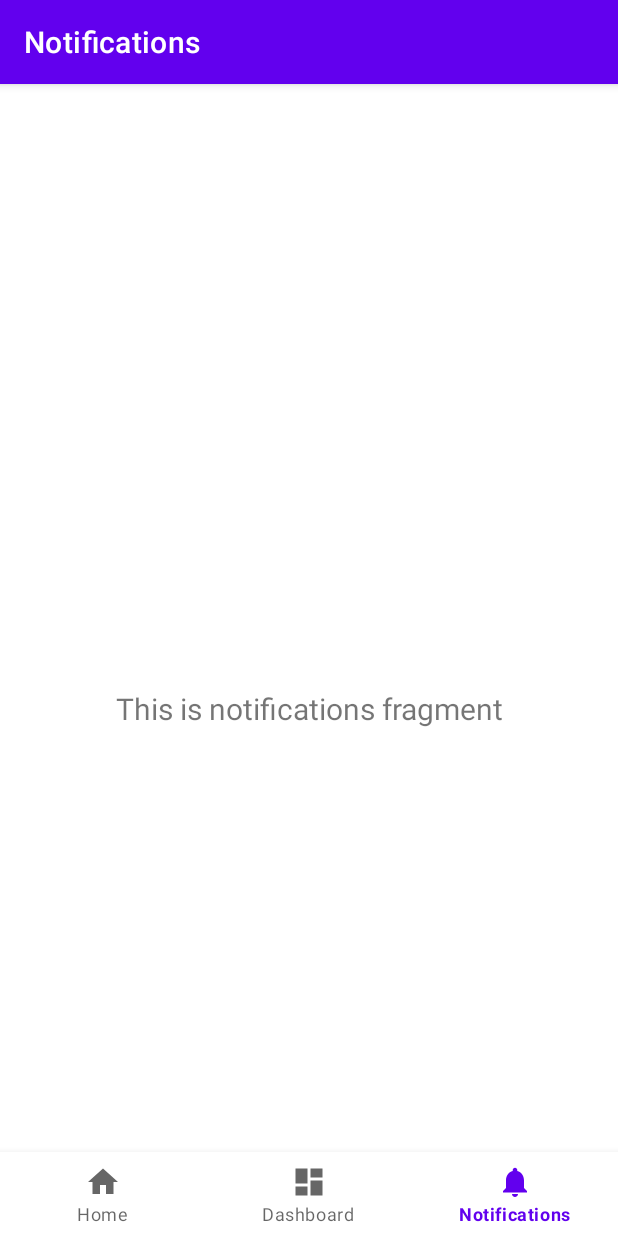
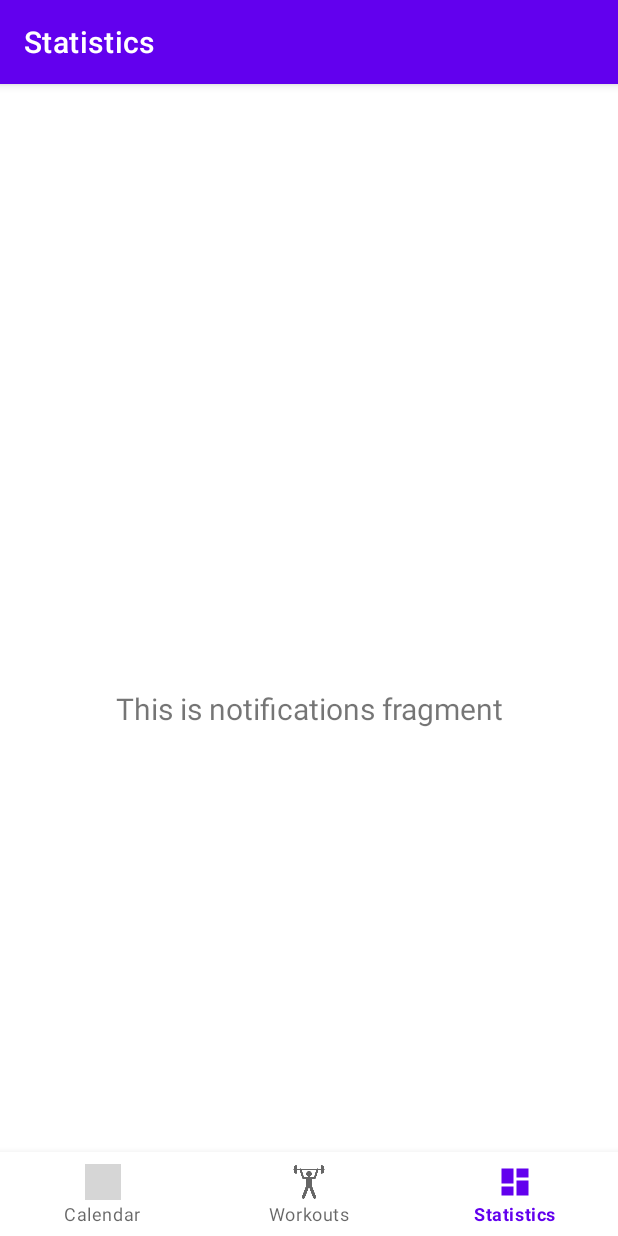
Before and after one commit to DiogoCruz40/SelGym_Project, an Android app: the StatisticsFragment screen opened through its navigation route, item 3 of the bottom bar chosen, on a phone screen of 412 x 824 dp. Run offline under Robolectric (Android 15) with nearby library versions, the phone set to English and light mode, and no system bars; our stand-ins replace navigation-ui; grey boxes are pictures that could not be loaded.

Commit message:
Rename files to fit the project Added new icons Renamed Menus Fixed Binding Problems

```diff
--- a/app/build.gradle
+++ b/app/build.gradle
@@ -29,6 +29,9 @@ android {
     buildFeatures {
         viewBinding true
     }
+    dataBinding {
+        enabled = true
+    }
 }
 
 dependencies {
--- a/app/src/main/java/pt/selfgym/MainActivity.java
+++ b/app/src/main/java/pt/selfgym/MainActivity.java
@@ -29,7 +29,7 @@ public class MainActivity extends AppCompatActivity implements ActivityInterface
         // Passing each menu ID as a set of Ids because each
         // menu should be considered as top level destinations.
         AppBarConfiguration appBarConfiguration = new AppBarConfiguration.Builder(
-                R.id.navigation_home, R.id.navigation_dashboard, R.id.navigation_notifications)
+                R.id.navigation_calendar, R.id.navigation_workouts, R.id.navigation_statistics)
                 .build();
         NavController navController = Navigation.findNavController(this, R.id.nav_host_fragment_activity_main);
         NavigationUI.setupActionBarWithNavController(this, navController, appBarConfiguration);
--- a/app/src/main/java/pt/selfgym/ui/notifications/NotificationsFragment.java
+++ b/app/src/main/java/pt/selfgym/ui/calendar/CalendarFragment.java
@@ -1,4 +1,4 @@
-package pt.selfgym.ui.notifications;
+package pt.selfgym.ui.calendar;
 
 import android.content.Context;
 import android.os.Bundle;
@@ -12,11 +12,11 @@ import androidx.fragment.app.Fragment;
 import androidx.lifecycle.ViewModelProvider;
 
 import pt.selfgym.Interfaces.ActivityInterface;
-import pt.selfgym.databinding.FragmentNotificationsBinding;
+import pt.selfgym.databinding.FragmentCalendarBinding;
 
-public class NotificationsFragment extends Fragment {
+public class CalendarFragment extends Fragment {
 
-    private FragmentNotificationsBinding binding;
+    private FragmentCalendarBinding binding;
     private ActivityInterface activityInterface;
 
     @Override
@@ -27,14 +27,14 @@ public class NotificationsFragment extends Fragment {
 
     public View onCreateView(@NonNull LayoutInflater inflater,
                              ViewGroup container, Bundle savedInstanceState) {
-        NotificationsViewModel notificationsViewModel =
-                new ViewModelProvider(this).get(NotificationsViewModel.class);
+        CalendarViewModel calendarViewModel =
+                new ViewModelProvider(this).get(CalendarViewModel.class);
 
-        binding = FragmentNotificationsBinding.inflate(inflater, container, false);
+        binding = FragmentCalendarBinding.inflate(inflater, container, false);
         View root = binding.getRoot();
 
-        final TextView textView = binding.textNotifications;
-        notificationsViewModel.getText().observe(getViewLifecycleOwner(), textView::setText);
+        final TextView textView = binding.textHome;
+        calendarViewModel.getText().observe(getViewLifecycleOwner(), textView::setText);
         return root;
     }
 
--- a/app/src/main/java/pt/selfgym/ui/notifications/NotificationsViewModel.java
+++ b/app/src/main/java/pt/selfgym/ui/calendar/CalendarViewModel.java
@@ -1,16 +1,16 @@
-package pt.selfgym.ui.notifications;
+package pt.selfgym.ui.calendar;
 
 import androidx.lifecycle.LiveData;
 import androidx.lifecycle.MutableLiveData;
 import androidx.lifecycle.ViewModel;
 
-public class NotificationsViewModel extends ViewModel {
+public class CalendarViewModel extends ViewModel {
 
     private final MutableLiveData<String> mText;
 
-    public NotificationsViewModel() {
+    public CalendarViewModel() {
         mText = new MutableLiveData<>();
-        mText.setValue("This is notifications fragment");
+        mText.setValue("This is home fragment");
     }
 
     public LiveData<String> getText() {
--- a/app/src/main/java/pt/selfgym/ui/dashboard/DashboardFragment.java
+++ b/app/src/main/java/pt/selfgym/ui/statistics/StatisticsFragment.java
@@ -1,4 +1,4 @@
-package pt.selfgym.ui.dashboard;
+package pt.selfgym.ui.statistics;
 
 import android.content.Context;
 import android.os.Bundle;
@@ -12,11 +12,11 @@ import androidx.fragment.app.Fragment;
 import androidx.lifecycle.ViewModelProvider;
 
 import pt.selfgym.Interfaces.ActivityInterface;
-import pt.selfgym.databinding.FragmentDashboardBinding;
+import pt.selfgym.databinding.FragmentStatisticsBinding;
 
-public class DashboardFragment extends Fragment {
+public class StatisticsFragment extends Fragment {
 
-    private FragmentDashboardBinding binding;
+    private FragmentStatisticsBinding binding;
     private ActivityInterface activityInterface;
 
     @Override
@@ -25,17 +25,16 @@ public class DashboardFragment extends Fragment {
         activityInterface = (ActivityInterface) context;
     }
 
-
     public View onCreateView(@NonNull LayoutInflater inflater,
                              ViewGroup container, Bundle savedInstanceState) {
-        DashboardViewModel dashboardViewModel =
-                new ViewModelProvider(this).get(DashboardViewModel.class);
+        StatisticsViewModel statisticsViewModel =
+                new ViewModelProvider(this).get(StatisticsViewModel.class);
 
-        binding = FragmentDashboardBinding.inflate(inflater, container, false);
+        binding = FragmentStatisticsBinding.inflate(inflater, container, false);
         View root = binding.getRoot();
 
-        final TextView textView = binding.textDashboard;
-        dashboardViewModel.getText().observe(getViewLifecycleOwner(), textView::setText);
+        final TextView textView = binding.textNotifications;
+        statisticsViewModel.getText().observe(getViewLifecycleOwner(), textView::setText);
         return root;
     }
 
--- a/app/src/main/java/pt/selfgym/ui/home/HomeViewModel.java
+++ b/app/src/main/java/pt/selfgym/ui/statistics/StatisticsViewModel.java
@@ -1,16 +1,16 @@
-package pt.selfgym.ui.home;
+package pt.selfgym.ui.statistics;
 
 import androidx.lifecycle.LiveData;
 import androidx.lifecycle.MutableLiveData;
 import androidx.lifecycle.ViewModel;
 
-public class HomeViewModel extends ViewModel {
+public class StatisticsViewModel extends ViewModel {
 
     private final MutableLiveData<String> mText;
 
-    public HomeViewModel() {
+    public StatisticsViewModel() {
         mText = new MutableLiveData<>();
-        mText.setValue("This is home fragment");
+        mText.setValue("This is notifications fragment");
     }
 
     public LiveData<String> getText() {
--- a/app/src/main/java/pt/selfgym/ui/home/HomeFragment.java
+++ b/app/src/main/java/pt/selfgym/ui/workouts/WorkoutFragment.java
@@ -1,4 +1,4 @@
-package pt.selfgym.ui.home;
+package pt.selfgym.ui.workouts;
 
 import android.content.Context;
 import android.os.Bundle;
@@ -12,11 +12,11 @@ import androidx.fragment.app.Fragment;
 import androidx.lifecycle.ViewModelProvider;
 
 import pt.selfgym.Interfaces.ActivityInterface;
-import pt.selfgym.databinding.FragmentHomeBinding;
+import pt.selfgym.databinding.FragmentWorkoutsBinding;
 
-public class HomeFragment extends Fragment {
+public class WorkoutFragment extends Fragment {
 
-    private FragmentHomeBinding binding;
+    private FragmentWorkoutsBinding binding;
     private ActivityInterface activityInterface;
 
     @Override
@@ -25,16 +25,17 @@ public class HomeFragment extends Fragment {
         activityInterface = (ActivityInterface) context;
     }
 
+
     public View onCreateView(@NonNull LayoutInflater inflater,
                              ViewGroup container, Bundle savedInstanceState) {
-        HomeViewModel homeViewModel =
-                new ViewModelProvider(this).get(HomeViewModel.class);
+        WorkoutViewModel workoutViewModel =
+                new ViewModelProvider(this).get(WorkoutViewModel.class);
 
-        binding = FragmentHomeBinding.inflate(inflater, container, false);
+        binding = FragmentWorkoutsBinding.inflate(inflater, container, false);
         View root = binding.getRoot();
 
-        final TextView textView = binding.textHome;
-        homeViewModel.getText().observe(getViewLifecycleOwner(), textView::setText);
+        final TextView textView = binding.textDashboard;
+        workoutViewModel.getText().observe(getViewLifecycleOwner(), textView::setText);
         return root;
     }
 
--- a/app/src/main/java/pt/selfgym/ui/dashboard/DashboardViewModel.java
+++ b/app/src/main/java/pt/selfgym/ui/workouts/WorkoutViewModel.java
@@ -1,14 +1,14 @@
-package pt.selfgym.ui.dashboard;
+package pt.selfgym.ui.workouts;
 
 import androidx.lifecycle.LiveData;
 import androidx.lifecycle.MutableLiveData;
 import androidx.lifecycle.ViewModel;
 
-public class DashboardViewModel extends ViewModel {
+public class WorkoutViewModel extends ViewModel {
 
     private final MutableLiveData<String> mText;
 
-    public DashboardViewModel() {
+    public WorkoutViewModel() {
         mText = new MutableLiveData<>();
         mText.setValue("This is dashboard fragment");
     }
--- a/app/src/main/res/layout/fragment_home.xml
+++ b/app/src/main/res/layout/fragment_calendar.xml
@@ -4,7 +4,7 @@
     xmlns:tools="http://schemas.android.com/tools"
     android:layout_width="match_parent"
     android:layout_height="match_parent"
-    tools:context="pt.selfgym.ui.home.HomeFragment">
+    tools:context="pt.selfgym.ui.calendar.CalendarFragment">
 
     <TextView
         android:id="@+id/text_home"
--- a/app/src/main/res/layout/fragment_notifications.xml
+++ b/app/src/main/res/layout/fragment_statistics.xml
@@ -4,7 +4,7 @@
     xmlns:tools="http://schemas.android.com/tools"
     android:layout_width="match_parent"
     android:layout_height="match_parent"
-    tools:context="pt.selfgym.ui.notifications.NotificationsFragment">
+    tools:context="pt.selfgym.ui.statistics.StatisticsFragment">
 
     <TextView
         android:id="@+id/text_notifications"
--- a/app/src/main/res/layout/fragment_dashboard.xml
+++ b/app/src/main/res/layout/fragment_workouts.xml
@@ -4,7 +4,7 @@
     xmlns:tools="http://schemas.android.com/tools"
     android:layout_width="match_parent"
     android:layout_height="match_parent"
-    tools:context="pt.selfgym.ui.dashboard.DashboardFragment">
+    tools:context="pt.selfgym.ui.workouts.WorkoutFragment">
 
     <TextView
         android:id="@+id/text_dashboard"
--- a/app/src/main/res/menu/bottom_nav_menu.xml
+++ b/app/src/main/res/menu/bottom_nav_menu.xml
@@ -2,18 +2,18 @@
 <menu xmlns:android="http://schemas.android.com/apk/res/android">
 
     <item
-        android:id="@+id/navigation_home"
-        android:icon="@drawable/ic_home_black_24dp"
-        android:title="@string/title_home" />
+        android:id="@+id/navigation_calendar"
+        android:icon="@drawable/ic_calendar_black_24dp_foreground"
+        android:title="@string/title_calendar" />
 
     <item
-        android:id="@+id/navigation_dashboard"
-        android:icon="@drawable/ic_dashboard_black_24dp"
-        android:title="@string/title_dashboard" />
+        android:id="@+id/navigation_workouts"
+        android:icon="@drawable/ic_workout_black_24dp"
+        android:title="@string/title_workouts" />
 
     <item
-        android:id="@+id/navigation_notifications"
-        android:icon="@drawable/ic_notifications_black_24dp"
-        android:title="@string/title_notifications" />
+        android:id="@+id/navigation_statistics"
+        android:icon="@drawable/ic_statistics_black_24dp"
+        android:title="@string/title_statistics" />
 
 </menu>
--- a/app/src/main/res/navigation/mobile_navigation.xml
+++ b/app/src/main/res/navigation/mobile_navigation.xml
@@ -3,23 +3,23 @@
     xmlns:app="http://schemas.android.com/apk/res-auto"
     xmlns:tools="http://schemas.android.com/tools"
     android:id="@+id/mobile_navigation"
-    app:startDestination="@+id/navigation_home">
+    app:startDestination="@+id/navigation_calendar">
 
     <fragment
-        android:id="@+id/navigation_home"
-        android:name="pt.selfgym.ui.home.HomeFragment"
-        android:label="@string/title_home"
-        tools:layout="@layout/fragment_home" />
+        android:id="@+id/navigation_calendar"
+        android:name="pt.selfgym.ui.calendar.CalendarFragment"
+        android:label="@string/title_calendar"
+        tools:layout="@layout/fragment_calendar" />
 
     <fragment
-        android:id="@+id/navigation_dashboard"
-        android:name="pt.selfgym.ui.dashboard.DashboardFragment"
-        android:label="@string/title_dashboard"
-        tools:layout="@layout/fragment_dashboard" />
+        android:id="@+id/navigation_workouts"
+        android:name="pt.selfgym.ui.workouts.WorkoutFragment"
+        android:label="@string/title_workouts"
+        tools:layout="@layout/fragment_workouts" />
 
     <fragment
-        android:id="@+id/navigation_notifications"
-        android:name="pt.selfgym.ui.notifications.NotificationsFragment"
-        android:label="@string/title_notifications"
-        tools:layout="@layout/fragment_notifications" />
+        android:id="@+id/navigation_statistics"
+        android:name="pt.selfgym.ui.statistics.StatisticsFragment"
+        android:label="@string/title_statistics"
+        tools:layout="@layout/fragment_statistics" />
 </navigation>
--- a/app/src/main/res/values/strings.xml
+++ b/app/src/main/res/values/strings.xml
@@ -3,4 +3,7 @@
     <string name="title_home">Home</string>
     <string name="title_dashboard">Dashboard</string>
     <string name="title_notifications">Notifications</string>
+    <string name="title_calendar">Calendar</string>
+    <string name="title_workouts">Workouts</string>
+    <string name="title_statistics">Statistics</string>
 </resources>
```
Also changed, not shown: app/src/debug/res/drawable/ic_calendar_black_24dp_background.xml (added, +74 -0 lines), app/src/debug/res/drawable/ic_calendar_black_24dp_foreground.xml (added, +15 -0 lines), app/src/debug/ic_calendar_black_24dp-playstore.png (added), app/src/main/res/drawable/ic_statistics_black_24dp.xml (renamed from app/src/main/res/drawable/ic_dashboard_black_24dp.xml), app/src/main/res/drawable/ic_workout_black_24dp.png (added).
